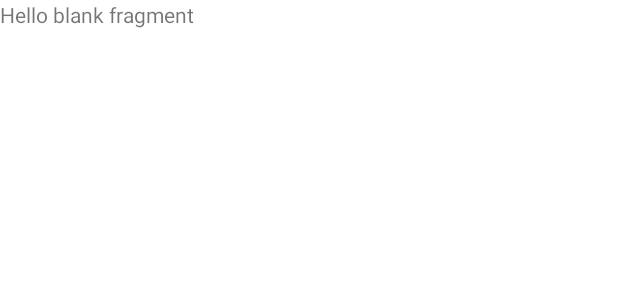
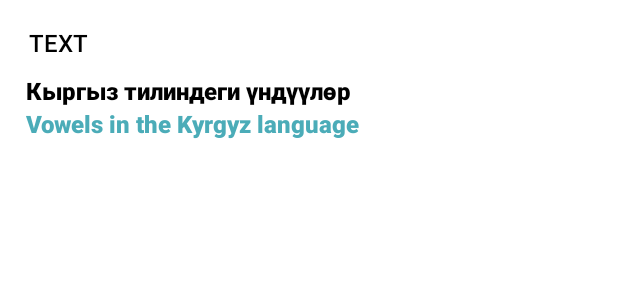
Before and after one commit to asaidillaeva/kyrgyzBilim, an Android app: the layout fragment_grammar.xml on its own in the app's theme, with its tools: preview values and no code run, on a phone screen of 412 x 824 dp. Shown: the top 300 px of the screen. Run offline under Robolectric (Android 15) with nearby library versions, the phone set to English and light mode, and no system bars.

Commit message:
Grammar and Text fragments

```diff
--- a/app/src/main/res/layout/fragment_grammar.xml
+++ b/app/src/main/res/layout/fragment_grammar.xml
@@ -1,14 +1,29 @@
 <?xml version="1.0" encoding="utf-8"?>
-<FrameLayout xmlns:android="http://schemas.android.com/apk/res/android"
+<LinearLayout xmlns:android="http://schemas.android.com/apk/res/android"
     xmlns:tools="http://schemas.android.com/tools"
     android:layout_width="match_parent"
     android:layout_height="match_parent"
-    tools:context=".ui.themesSection.grammar.GrammarFragment">
+    xmlns:app="http://schemas.android.com/apk/res-auto"
+    tools:context=".ui.themesSection.grammar.GrammarFragment"
+    android:orientation="vertical">
 
-    <!-- TODO: Update blank fragment layout -->
     <TextView
         android:layout_width="match_parent"
-        android:layout_height="match_parent"
-        android:text="@string/hello_blank_fragment" />
+        android:layout_height="wrap_content"
+        android:layout_marginStart="19dp"
+        android:layout_marginTop="17dp"
+        android:fontFamily="sans-serif-medium"
+        android:text="Text"
+        android:textAllCaps="true"
+        android:textColor="@color/black"
+        android:textSize="16sp" />
 
-</FrameLayout>
+
+        <androidx.recyclerview.widget.RecyclerView
+            android:id="@+id/recyclerGrammar"
+            android:layout_width="wrap_content"
+            android:layout_height="wrap_content"
+            android:layout_marginStart="7dp"
+            tools:listitem="@layout/item_grammar" />
+
+</LinearLayout>
--- a/app/src/main/res/layout/item_dialog.xml
+++ b/app/src/main/res/layout/item_dialog.xml
@@ -13,6 +13,7 @@
         android:orientation="vertical">
 
         <TextView
+            android:id="@+id/dialog"
             android:layout_width="wrap_content"
             android:layout_height="wrap_content"
             android:layout_marginBottom="4dp"
@@ -21,6 +22,7 @@
             android:textSize="16sp" />
 
         <TextView
+            android:id="@+id/translationDialog"
             android:layout_width="wrap_content"
             android:layout_height="wrap_content"
             android:layout_marginBottom="8dp"
@@ -30,7 +32,7 @@
     </LinearLayout>
 
     <ImageView
-
+        android:id="@+id/listenDialog"
         android:layout_width="wrap_content"
         android:layout_height="wrap_content"
         android:layout_gravity="center_vertical|end"
--- /dev/null
+++ b/app/src/main/res/layout/item_grammar.xml
@@ -0,0 +1,63 @@
+<?xml version="1.0" encoding="utf-8"?>
+<RelativeLayout xmlns:android="http://schemas.android.com/apk/res/android"
+    xmlns:app="http://schemas.android.com/apk/res-auto"
+    xmlns:tools="http://schemas.android.com/tools"
+    android:layout_width="match_parent"
+    android:layout_height="match_parent"
+    android:orientation="vertical">
+
+    <TextView
+        android:id="@+id/grammarTitle"
+        android:layout_width="match_parent"
+        android:layout_height="wrap_content"
+        android:layout_marginStart="10dp"
+        android:layout_marginTop="10dp"
+        android:fontFamily="sans-serif-black"
+        android:text="Кыргыз тилиндеги үндүүлөр"
+        android:textColor="@color/black"
+        android:textSize="16sp" />
+
+    <TextView
+        android:id="@+id/grammarTitleEn"
+        android:layout_width="match_parent"
+        android:layout_height="wrap_content"
+        android:layout_below="@id/grammarTitle"
+        android:layout_marginStart="10dp"
+        android:fontFamily="sans-serif-black"
+        android:text="Vowels in the Kyrgyz language"
+        android:textColor="@color/darkMain"
+        android:textSize="16sp" />
+
+<!--    <androidx.cardview.widget.CardView-->
+<!--        android:layout_width="200dp"-->
+<!--        android:layout_height="200dp"-->
+<!--        android:layout_below="@id/grammarTitleEn"-->
+<!--        android:layout_margin="10dp"-->
+<!--        app:cardCornerRadius="10dp"-->
+<!--        app:cardElevation="10dp">-->
+
+<!--        <androidx.recyclerview.widget.RecyclerView-->
+<!--            android:layout_width="match_parent"-->
+<!--            android:layout_height="wrap_content"-->
+<!--            tools:listitem="@layout/item_t" />-->
+<!--    </androidx.cardview.widget.CardView>-->
+
+
+<!--    <androidx.cardview.widget.CardView-->
+<!--        android:layout_width="200dp"-->
+<!--        android:layout_height="200dp"-->
+<!--        android:layout_below="@id/grammarTitleEn"-->
+<!--        android:layout_alignParentEnd="true"-->
+<!--        android:layout_margin="10dp"-->
+<!--        android:backgroundTint="@color/lightBlue"-->
+<!--        app:cardCornerRadius="10dp"-->
+<!--        app:cardElevation="10dp">-->
+
+<!--        <androidx.recyclerview.widget.RecyclerView-->
+<!--            android:layout_width="match_parent"-->
+<!--            android:layout_height="wrap_content"-->
+
+<!--            tools:listitem="@layout/item_e" />-->
+<!--    </androidx.cardview.widget.CardView>-->
+
+</RelativeLayout>
--- a/app/src/main/res/values/colors.xml
+++ b/app/src/main/res/values/colors.xml
@@ -18,4 +18,5 @@
 
     <color name="backgraungDefault">#f0f0f0</color>
 
+    <color name="lightBlue">#534BAE</color>
 </resources>
--- a/app/src/main/res/values/strings.xml
+++ b/app/src/main/res/values/strings.xml
@@ -11,4 +11,6 @@
     <string name="last_name">Last Name</string>
     <string name="repeat_password">Repeat Password</string>
     <string name="sign_in">Sign In</string>
+    <string name="grammar_example">а, ы, о, у, ү, ө ,и ,э(е)</string>
+    <string name="grammar_explanation">Кыска үндүүлөр:</string>
 </resources>
```
Also changed, not shown: app/src/main/res/layout/fragment_dialog.xml (+17 -3 lines), app/src/main/res/layout/fragment_text.xml (+27 -6 lines), app/src/main/res/layout/fragment_vocabulary.xml (+27 -5 lines), app/src/main/res/layout/item_text.xml (added, +37 -0 lines).
